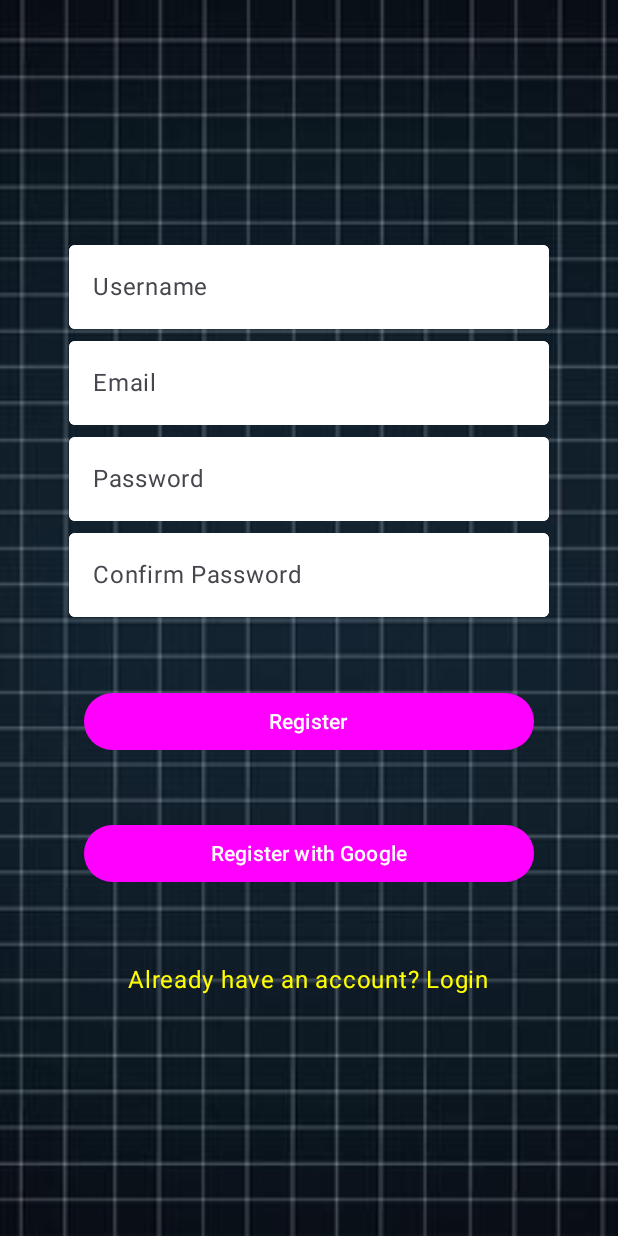
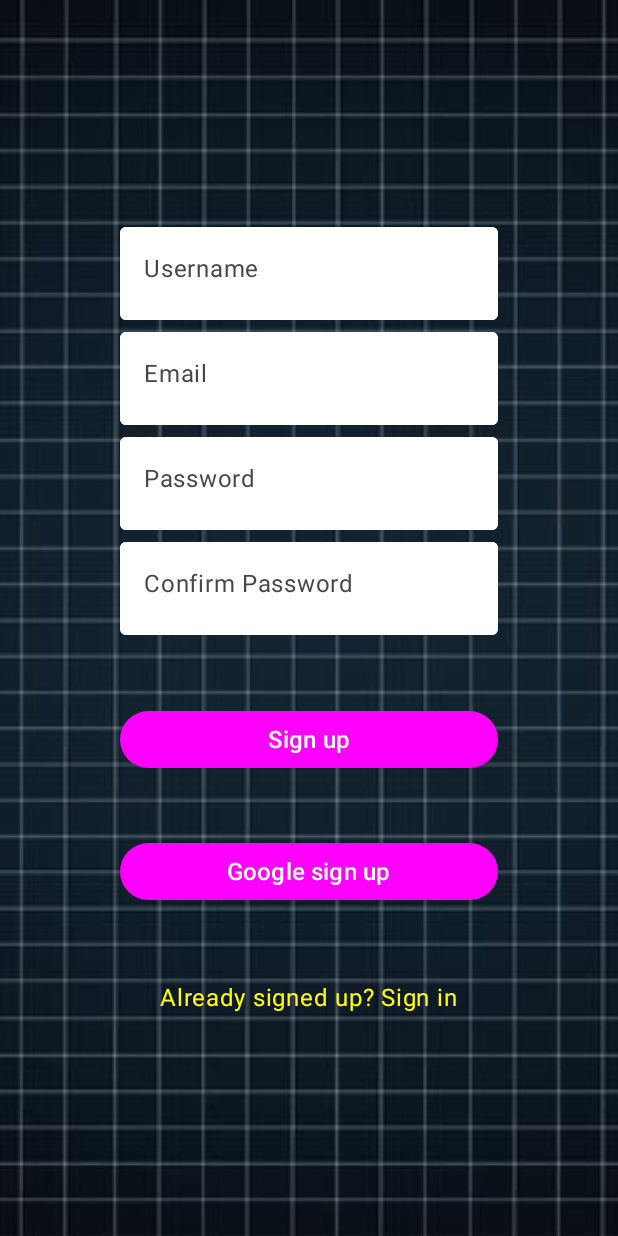
Before and after one commit to SandroCata/MACC_project, an Android app built with Jetpack Compose: the RegLogScreen screen opened through its navigation route, on a phone screen of 412 x 824 dp. Run offline under Robolectric (Android 15) with nearby library versions, the phone set to English and light mode, and no system bars.

Commit message:
We change the second screen, so it looks good in both ways (rotation)

```diff
--- a/RadarPhone/app/src/main/java/com/example/radarphone/ui/theme/Register_Login.kt
+++ b/RadarPhone/app/src/main/java/com/example/radarphone/ui/theme/Register_Login.kt
@@ -49,21 +49,27 @@ fun RegLogScreen() {
         //Log.d("SecondScreen", "Change Size: $changeSize")
 
         val fontSize = if (changeSize) {
-            20.sp
+            14.sp
         } else {
             16.sp
         }
 
-        val buttonSize = if (changeSize) {
+        val buttonWidthSize = if (changeSize) {
             200.dp
         } else {
             300.dp
         }
 
-        val inputSize = if (changeSize) {
-            220.dp
+        val inputWidthSize = if (changeSize) {
+            200.dp
         } else {
-            320.dp
+            300.dp
+        }
+
+        val inputHeightSize = if (changeSize) {
+            60.dp
+        } else {
+            70.dp
         }
 
         val switchFormSize = if (changeSize) {
@@ -75,6 +81,12 @@ fun RegLogScreen() {
             5.dp
         } else {
             50.dp
+        }
+
+        val screenPadding = if (changeSize) {
+            16.dp
+        } else {
+            80.dp
         }
 
         //variables for the form
@@ -98,13 +110,13 @@ fun RegLogScreen() {
         Column(
             modifier = Modifier
                 .fillMaxSize()
-                .padding(16.dp),
+                .padding(screenPadding),
             horizontalAlignment = Alignment.CenterHorizontally,
             verticalArrangement = Arrangement.Center
         ) {
 
             if (isRegistering) {
-                OutlinedTextField(modifier = Modifier.width(inputSize),
+                OutlinedTextField(modifier = Modifier.width(inputWidthSize).height(inputHeightSize),
                     value = username,
                     onValueChange = { username = it },
                     label = { Text("Username") },
@@ -116,7 +128,7 @@ fun RegLogScreen() {
                     )
                 )
             }
-            OutlinedTextField(modifier = Modifier.width(inputSize),
+            OutlinedTextField(modifier = Modifier.width(inputWidthSize).height(inputHeightSize),
                 value = email,
                 onValueChange = { email = it },
                 label = { Text("Email") },
@@ -127,7 +139,7 @@ fun RegLogScreen() {
                     containerColor = Color.White // Set text color to white
                 )
             )
-            OutlinedTextField(modifier = Modifier.width(inputSize),
+            OutlinedTextField(modifier = Modifier.width(inputWidthSize).height(inputHeightSize),
                 value = password,
                 onValueChange = { password = it },
                 label = { Text("Password") },
@@ -140,7 +152,7 @@ fun RegLogScreen() {
                 visualTransformation = PasswordVisualTransformation()
             )
             if (isRegistering) {
-                OutlinedTextField(modifier = Modifier.width(inputSize),
+                OutlinedTextField(modifier = Modifier.width(inputWidthSize).height(inputHeightSize),
                     value = confirmPassword,
                     onValueChange = { confirmPassword = it },
                     label = { Text("Confirm Password") },
@@ -154,27 +166,29 @@ fun RegLogScreen() {
                 )
             }
             Spacer(modifier = Modifier.height(spacing))
-            Button(modifier = Modifier.size(width = buttonSize, height = 38.dp),
+            Button(modifier = Modifier.size(width = buttonWidthSize, height = 38.dp),
                 onClick = { /* Handle registration/login */ },
                 colors = ButtonDefaults.buttonColors(
                     containerColor = Color.Magenta,
                     contentColor = Color.White )
             ) {
-                Text(if (isRegistering) "Register" else "Login")
+                Text(text = if (isRegistering) "Sign up" else "Sign in",
+                    fontSize = fontSize)
             }
             Spacer(modifier = Modifier.height(spacing))
-            Button(modifier = Modifier.size(width = buttonSize, height = 38.dp),
+            Button(modifier = Modifier.size(width = buttonWidthSize, height = 38.dp),
                 onClick = { /* Handle Google OAuth */ },
                 colors = ButtonDefaults.buttonColors
                     (
                     containerColor = Color.Magenta,
                     contentColor = Color.White )
             ) {
-                Text(if (isRegistering) "Register with Google" else "Login with Google")
+                Text(text = if (isRegistering) "Google sign up" else "Google sign in",
+                    fontSize = fontSize)
             }
             Spacer(modifier = Modifier.height(spacing))
             Text(
-                text = if (isRegistering) "Already have an account? Login" else "Don't have an account? Register",
+                text = if (isRegistering) "Already signed up? Sign in" else "Not signed up? Sign up",
                 fontSize = fontSize,
                 modifier = Modifier
                     .clickable { isRegistering = !isRegistering }
```
